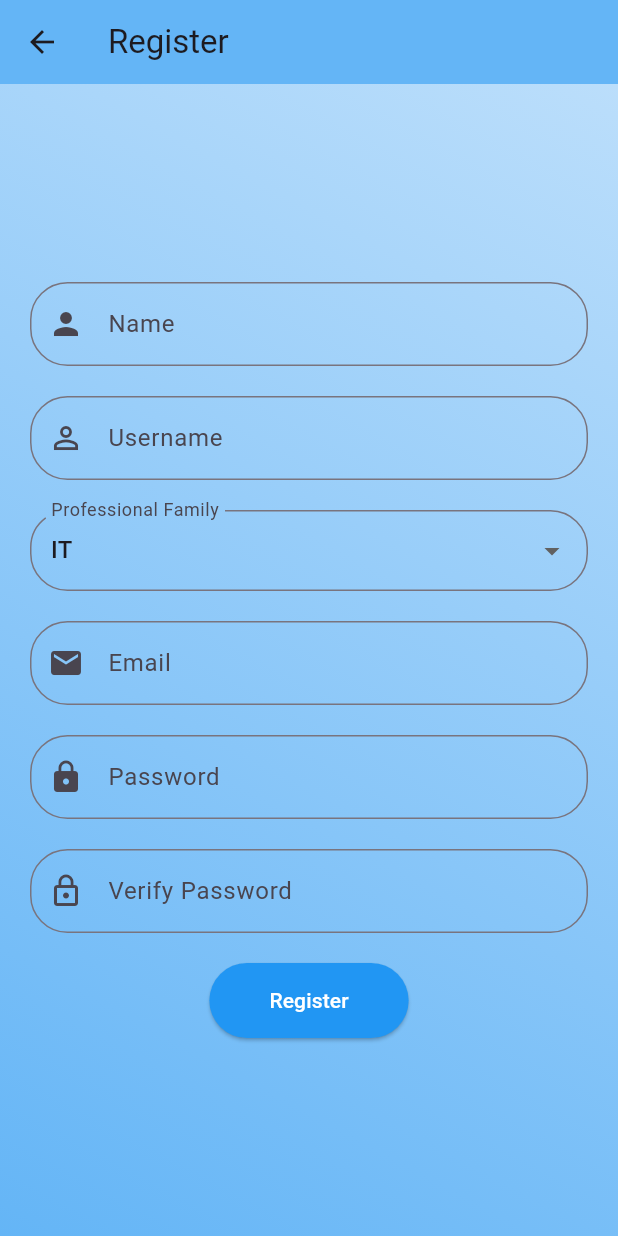
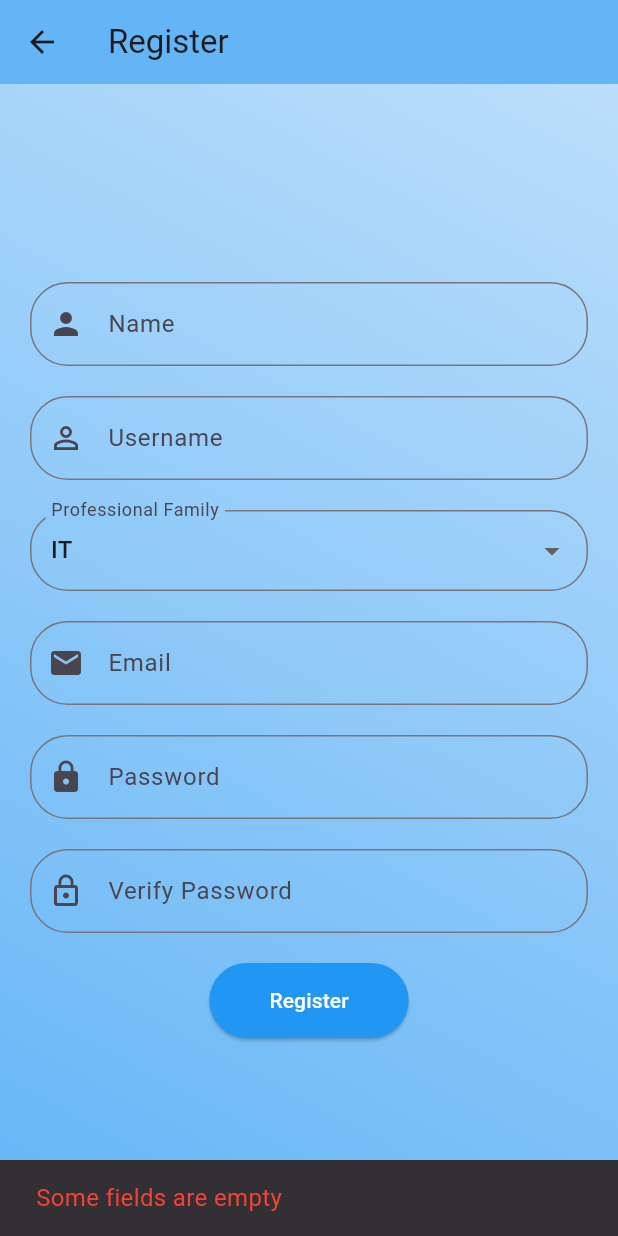
Before and after one commit to JuanJosePinero/Spring_UD4_API_Grupo1, a Flutter app: the RegisterPage screen opened directly, after a tap on "Register", on a phone screen of 412 x 824 dp. Run offline on Flutter 3.47's test engine with Material 3 defaults, Android fonts, the phone set to English and light mode, and no system bars.

Commit message:
intento de register

```diff
--- a/lib/access/register.dart
+++ b/lib/access/register.dart
@@ -1,8 +1,16 @@
+// ignore_for_file: use_build_context_synchronously
+
 import 'package:flutter/material.dart';
 import 'package:flutter/services.dart';
+import 'package:spring_ud4_grupo1_app/access/login.dart';
+import 'package:spring_ud4_grupo1_app/models/StudentModel.dart';
+import 'package:spring_ud4_grupo1_app/services/userService.dart';
 
 class RegisterPage extends StatefulWidget {
+  const RegisterPage({super.key});
+
   @override
+  // ignore: library_private_types_in_public_api
   _RegisterPageState createState() => _RegisterPageState();
 }
 
@@ -14,6 +22,7 @@ class _RegisterPageState extends State<RegisterPage> {
   final TextEditingController _passwordController = TextEditingController();
   final TextEditingController _verifyPasswordController =
       TextEditingController();
+  final UserService _userService = UserService();
 
   // Valor actual seleccionado para el Dropdown
   String _selectedProfession = 'IT';
@@ -127,15 +136,13 @@ class _RegisterPageState extends State<RegisterPage> {
                   const SizedBox(height: 20),
                   ElevatedButton(
                     style: ElevatedButton.styleFrom(
-                      primary: Colors.blue, // Color del botón
-                      onPrimary: Colors.white, // Color del texto del botón
-                      shape: const StadiumBorder(), // Forma redondeada del botón
-                      padding:
-                          const EdgeInsets.symmetric(horizontal: 40, vertical: 15),
+                      foregroundColor: Colors.white,
+                      backgroundColor: Colors.blue,
+                      shape: const StadiumBorder(),
+                      padding: const EdgeInsets.symmetric(
+                          horizontal: 40, vertical: 15),
                     ),
-                    onPressed: () {
-                      // Implementar la funcionalidad de registro
-                    },
+                    onPressed: _validateFields,
                     child: const Text('Register'),
                   ),
                 ],
@@ -145,6 +152,56 @@ class _RegisterPageState extends State<RegisterPage> {
         ),
       ),
     );
+  }
+
+  Future<void> _validateFields() async {
+    if (_nameController.text.isEmpty ||
+        _usernameController.text.isEmpty ||
+        _emailController.text.isEmpty ||
+        _passwordController.text.isEmpty ||
+        _verifyPasswordController.text.isEmpty) {
+      ScaffoldMessenger.of(context).showSnackBar(
+        const SnackBar(
+          content: Text(
+            'Some fields are empty',
+            style: TextStyle(color: Colors.red, fontSize: 16),
+          ),
+        ),
+      );
+    } else {
+      final studentModel = StudentModel(
+        name: _nameController.text,
+        surname: _usernameController.text,
+        email: _emailController.text,
+        password: _passwordController.text,
+        profesionalFamily: _selectedProfession,
+      );
+      final registeredUser = await _userService.register(studentModel);
+
+      if (registeredUser != null) {
+        ScaffoldMessenger.of(context).showSnackBar(
+          const SnackBar(
+            content: Text(
+              'User registered successfully',
+              style: TextStyle(color: Colors.green, fontSize: 16),
+            ),
+          ),
+        );
+        Navigator.pushReplacement(
+          context,
+          MaterialPageRoute(builder: (context) => LoginPage()),
+        );
+      } else {
+        ScaffoldMessenger.of(context).showSnackBar(
+          const SnackBar(
+            content: Text(
+              'Error registering user',
+              style: TextStyle(color: Colors.red, fontSize: 16),
+            ),
+          ),
+        );
+      }
+    }
   }
 
   Widget _buildTextField({
--- a/pubspec.yaml
+++ b/pubspec.yaml
@@ -32,7 +32,7 @@ dependencies:
   flutter:
     sdk: flutter
   http: ^0.13.3
-  intl: ^0.17.0
+  intl: 0.18.1
 
 dev_dependencies:
 
```
Also changed, not shown: pubspec.lock.
